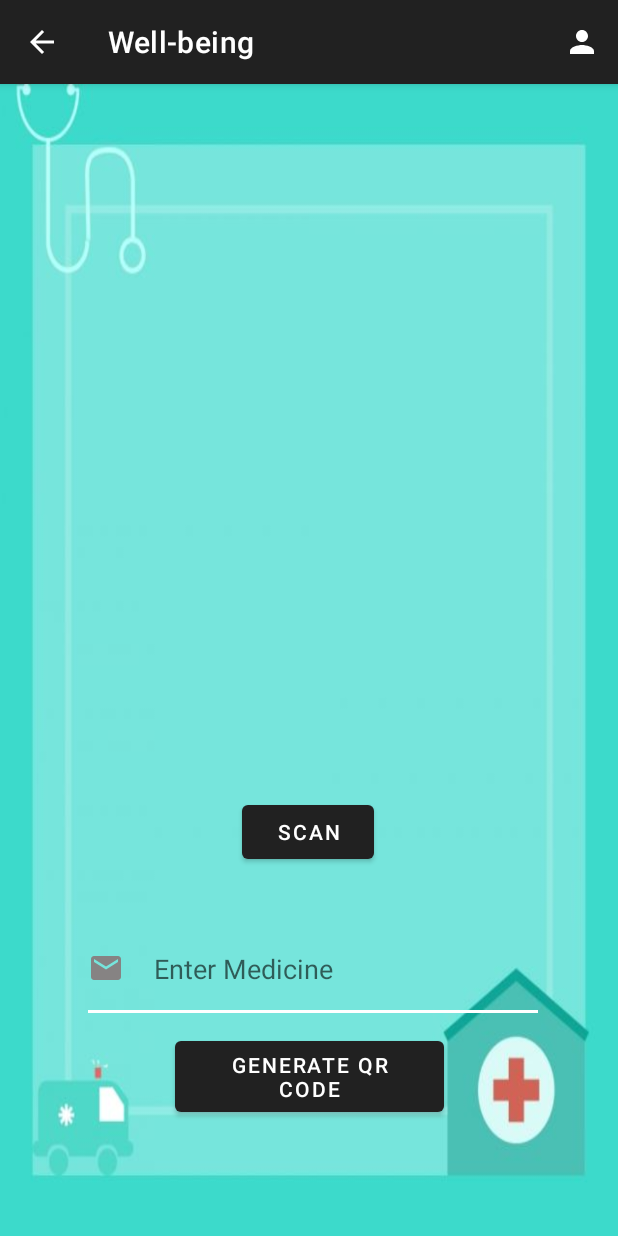
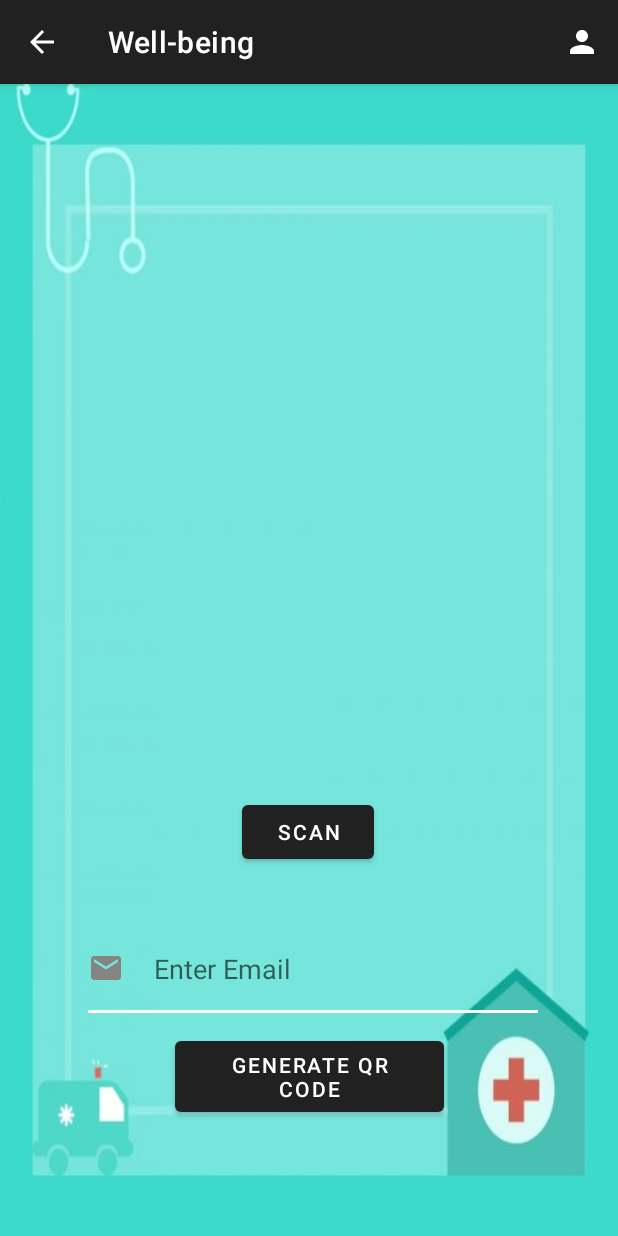
Before and after one commit to GavinFahy/FYProject, an Android app: the QRCode screen opened directly, with no data from a screen before it, on a phone screen of 412 x 824 dp. Run offline under Robolectric (Android 15) with nearby library versions, the phone set to English and light mode, and no system bars; our stand-ins replace Firebase (no records; nobody signed in at launch, a user with empty details on screens opened directly); libraries missing offline, so code that uses them is left out: com.journeyapps.barcodescanner.

Commit message:
Final test carried out

```diff
--- a/app/src/main/res/layout/activity_qrcode.xml
+++ b/app/src/main/res/layout/activity_qrcode.xml
@@ -32,7 +32,7 @@
         android:autofillHints=""
         android:drawableLeft="@drawable/ic_baseline_email_24"
         android:drawablePadding="20dp"
-        android:hint="Enter Medicine"
+        android:hint="Enter Email"
         android:inputType="text"
         app:layout_constraintBottom_toBottomOf="parent"
         app:layout_constraintEnd_toEndOf="parent"
```
